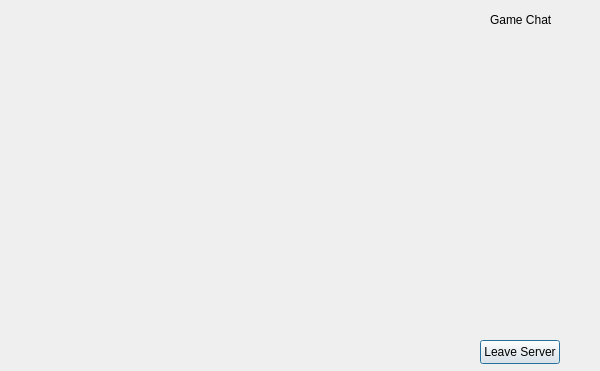
First picture: the form in QtClient/QtClient/canvaspaint.ui, repository macovei-alex/MCProject, before the edit.
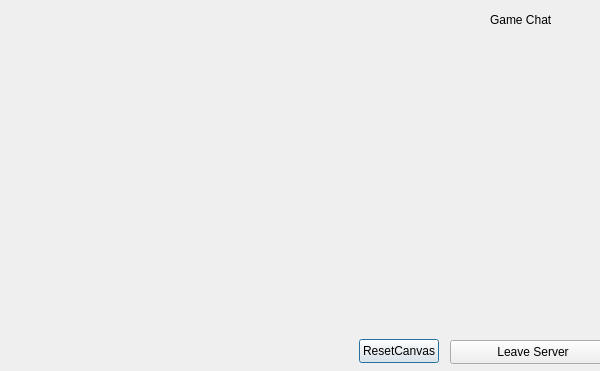
Second picture: the form after the edit.

Commit message: added a "resetCanvas" button to clear drawing

What changed in the file:
```diff
--- a/QtClient/QtClient/canvaspaint.ui
+++ b/QtClient/QtClient/canvaspaint.ui
@@ -22,19 +22,6 @@
      <height>371</height>
     </rect>
    </property>
-   <widget class="QPushButton" name="LeaveServerButton">
-    <property name="geometry">
-     <rect>
-      <x>40</x>
-      <y>340</y>
-      <width>80</width>
-      <height>24</height>
-     </rect>
-    </property>
-    <property name="text">
-     <string>Leave Server</string>
-    </property>
-   </widget>
    <widget class="QLabel" name="GameChatLabel">
     <property name="geometry">
      <rect>
@@ -51,13 +38,50 @@
    <widget class="QWidget" name="ChatMessages" native="true">
     <property name="geometry">
      <rect>
-      <x>-1</x>
-      <y>40</y>
+      <x>0</x>
+      <y>60</y>
       <width>161</width>
       <height>291</height>
      </rect>
     </property>
    </widget>
+   <widget class="QWidget" name="layoutWidget">
+    <property name="geometry">
+     <rect>
+      <x>10</x>
+      <y>340</y>
+      <width>168</width>
+      <height>26</height>
+     </rect>
+    </property>
+    <layout class="QHBoxLayout" name="horizontalLayout"/>
+   </widget>
+  </widget>
+  <widget class="QPushButton" name="ResetCanvas">
+   <property name="geometry">
+    <rect>
+     <x>359</x>
+     <y>339</y>
+     <width>80</width>
+     <height>24</height>
+    </rect>
+   </property>
+   <property name="text">
+    <string>ResetCanvas</string>
+   </property>
+  </widget>
+  <widget class="QPushButton" name="LeaveServerButton">
+   <property name="geometry">
+    <rect>
+     <x>450</x>
+     <y>340</y>
+     <width>166</width>
+     <height>24</height>
+    </rect>
+   </property>
+   <property name="text">
+    <string>Leave Server</string>
+   </property>
   </widget>
  </widget>
  <resources/>
```
The commit also changes 5 other files.
